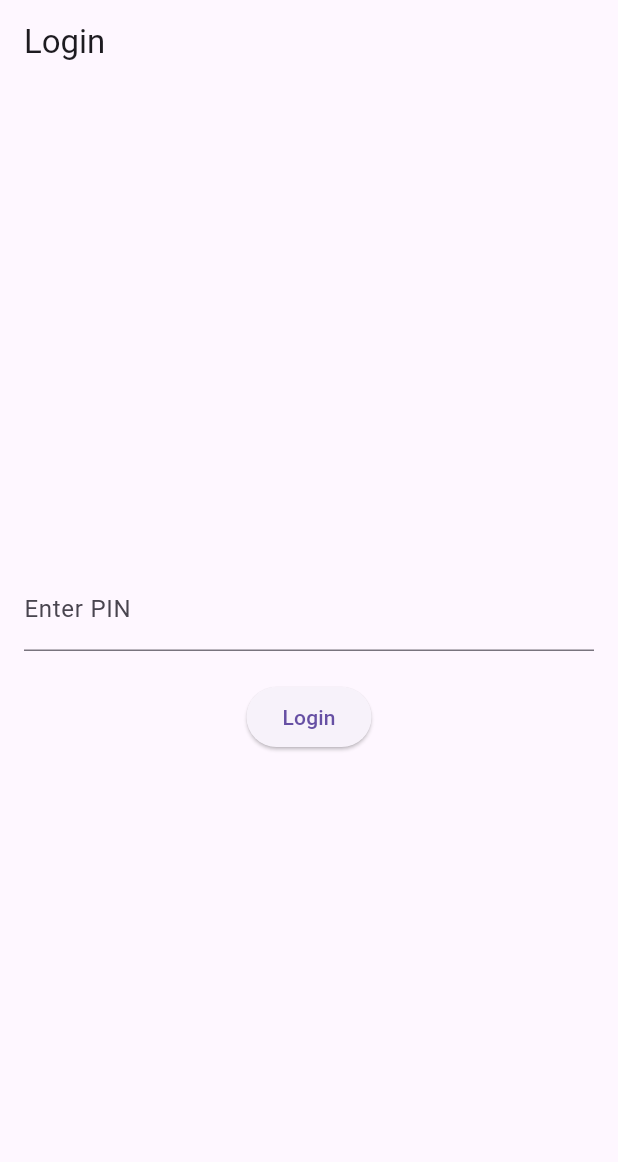
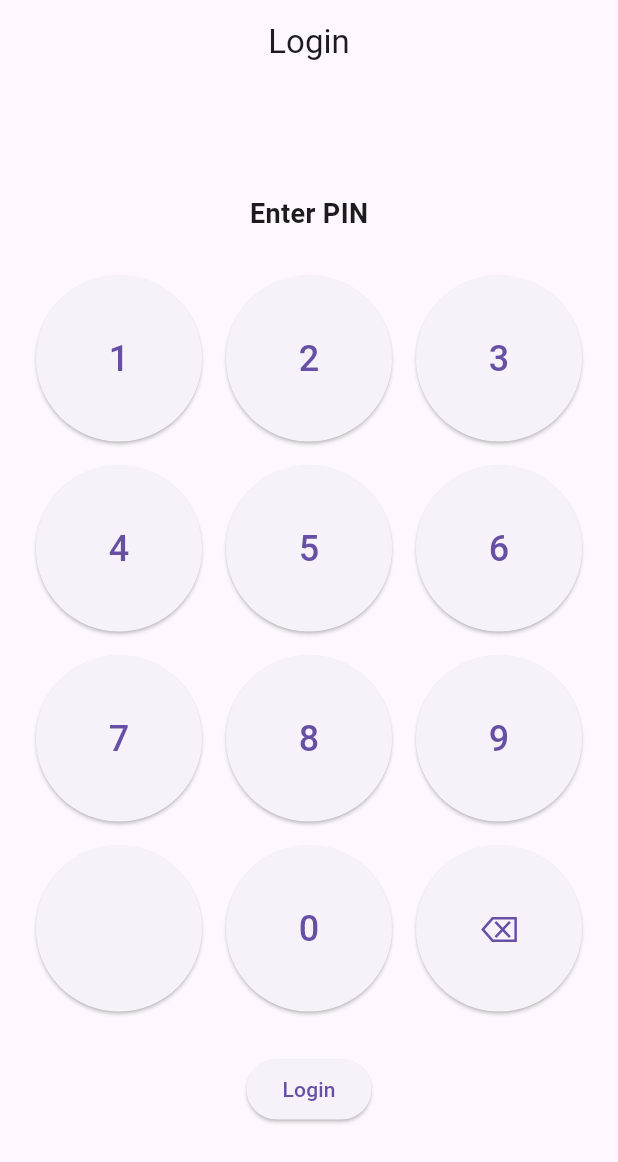
Before and after one commit to muq2002/QR_code_scanner, a Flutter app: the screen it shows after launch, on a phone screen of 412 x 824 dp. Shown: the top 1162 px of the screen. Run offline on Flutter 3.47's test engine with Material 3 defaults, Android fonts, the phone set to English and light mode, and no system bars; our stand-ins replace webview_flutter; missing offline and left inert: qr_code_scanner.

```diff
--- a/lib/login_screen.dart
+++ b/lib/login_screen.dart
@@ -6,18 +6,21 @@ class LoginScreen extends StatelessWidget {
   @override
   Widget build(BuildContext context) {
     return Scaffold(
-      appBar: AppBar(title: Text('Login')),
+      appBar: AppBar(
+        title: Text('Login'),
+        centerTitle: true,
+      ),
       body: Padding(
         padding: const EdgeInsets.all(16.0),
         child: Column(
           mainAxisAlignment: MainAxisAlignment.center,
           children: [
-            TextField(
-              controller: _pinController,
-              keyboardType: TextInputType.number,
-              decoration: InputDecoration(labelText: 'Enter PIN'),
-              obscureText: true,
+            Text(
+              'Enter PIN',
+              style: TextStyle(fontSize: 18, fontWeight: FontWeight.bold),
             ),
+            SizedBox(height: 20),
+            buildKeypad(context),
             SizedBox(height: 20),
             ElevatedButton(
               onPressed: () {
@@ -36,4 +39,51 @@ class LoginScreen extends StatelessWidget {
       ),
     );
   }
+
+  // Function to create the custom keypad
+  Widget buildKeypad(BuildContext context) {
+    return GridView.count(
+      shrinkWrap: true,
+      crossAxisCount: 3,
+      children: List.generate(12, (index) {
+        String buttonText;
+        VoidCallback onPressed;
+
+        if (index < 9) {
+          // Number buttons 1-9
+          buttonText = (index + 1).toString();
+          onPressed = () {
+            _pinController.text += buttonText;
+          };
+        } else if (index == 9) {
+          // Empty button for grid alignment
+          buttonText = '';
+          onPressed = () {};
+        } else if (index == 10) {
+          // Number button 0
+          buttonText = '0';
+          onPressed = () {
+            _pinController.text += buttonText;
+          };
+        } else {
+          // Backspace button
+          buttonText = '⌫';
+          onPressed = () {
+            if (_pinController.text.isNotEmpty) {
+              _pinController.text = _pinController.text
+                  .substring(0, _pinController.text.length - 1);
+            }
+          };
+        }
+
+        return Padding(
+          padding: const EdgeInsets.all(8.0),
+          child: ElevatedButton(
+            onPressed: onPressed,
+            child: Text(buttonText, style: TextStyle(fontSize: 24)),
+          ),
+        );
+      }),
+    );
+  }
 }
--- a/lib/main.dart
+++ b/lib/main.dart
@@ -1,7 +1,8 @@
 import 'package:flutter/material.dart';
-import '/home_screen.dart';
-import '/login_screen.dart';
-import '/url_screen.dart';
+import './home_screen.dart';
+import './login_screen.dart';
+import './url_screen.dart';
+import './patient_screen.dart';
 
 void main() {
   runApp(MyApp());
@@ -15,11 +16,13 @@ class MyApp extends StatelessWidget {
       theme: ThemeData(
         primarySwatch: Colors.blue,
       ),
+      debugShowCheckedModeBanner: false,
       initialRoute: '/login',
       routes: {
         '/login': (context) => LoginScreen(),
         '/home': (context) => HomeScreen(),
         '/url': (context) => UrlScreen(),
+        '/patient': (context) => PatientScreen(patientId: "",),
       },
     );
   }
--- a/pubspec.yaml
+++ b/pubspec.yaml
@@ -38,6 +38,7 @@ dependencies:
   url_launcher: ^6.2.6
   qr_code_scanner: ^1.0.1
   webview_flutter: ^4.0.7
+  http:
 
 dev_dependencies:
   flutter_test:
```
Also changed, not shown: lib/home_screen.dart (+27 -18 lines), lib/patient_screen.dart (+98 -0 lines), pubspec.lock.
